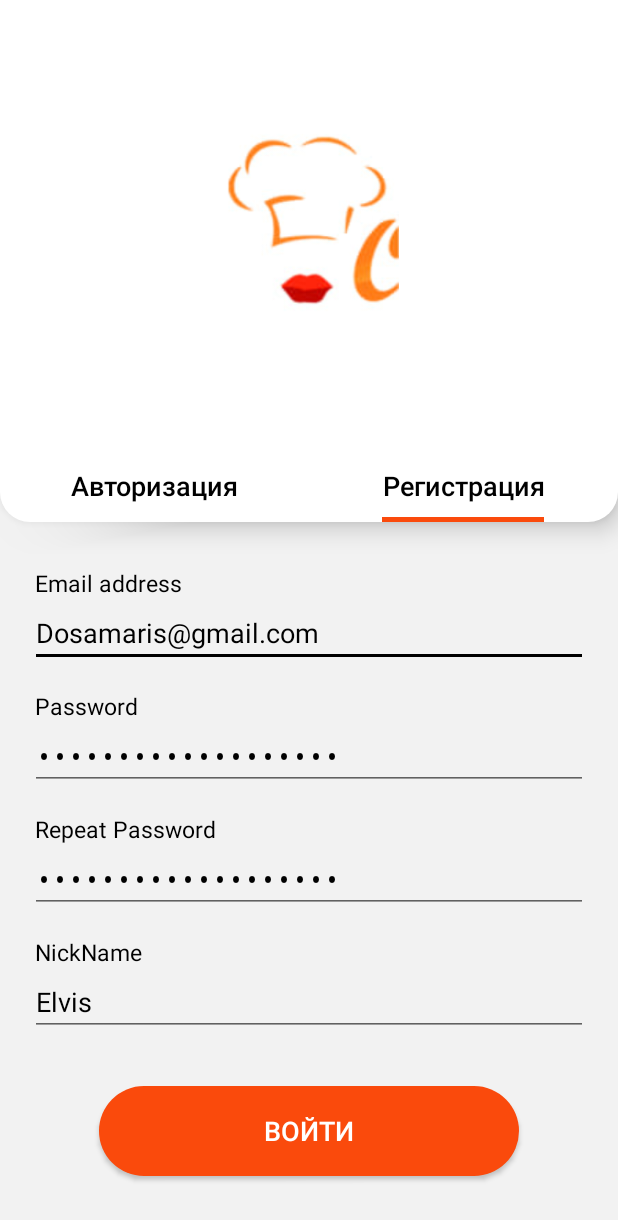
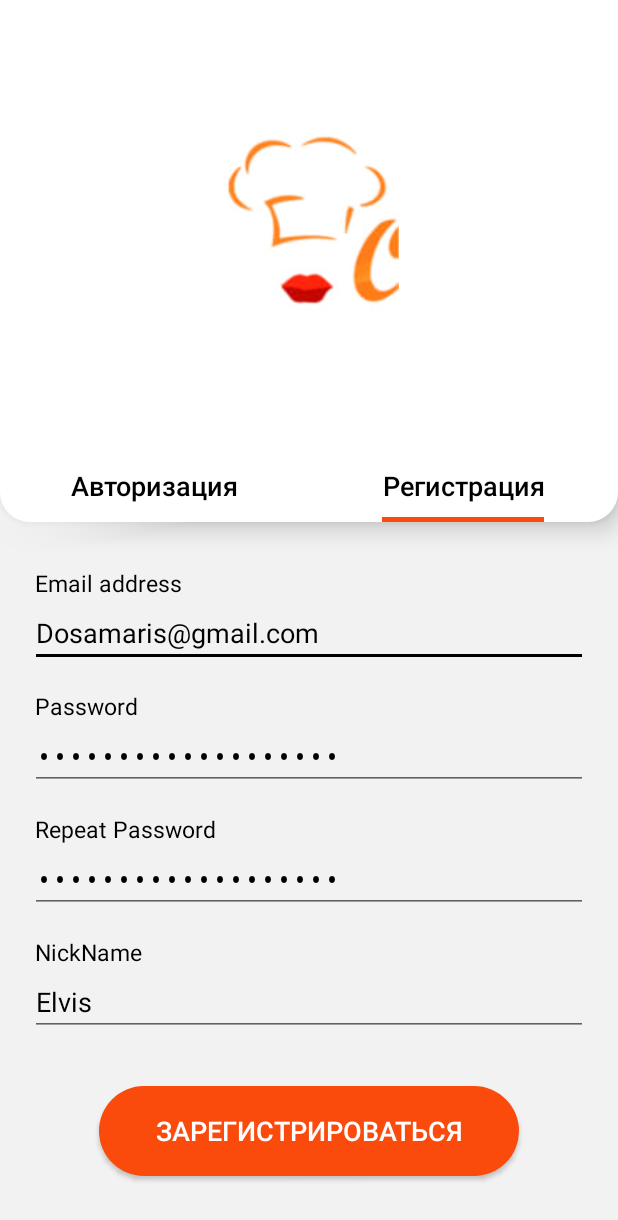
Before and after one commit to NikitaTropin3536/FoodDelieveryApp, an Android app: the screen it shows after launch (EnterActivity), tab 2 chosen, on a phone screen of 412 x 824 dp. Shown: the top 1220 px of the screen. Run offline under Robolectric (Android 15) with nearby library versions, the phone set to English and light mode, and no system bars.

Commit message:
It is FoodDelieveryApp

```diff
--- a/app/src/main/res/layout/fragment_registration.xml
+++ b/app/src/main/res/layout/fragment_registration.xml
@@ -51,5 +51,5 @@
         android:id="@+id/button_enter"
         android:layout_height="100dp"
         android:layout_gravity="center"
-        android:text="Войти" />
+        android:text="Зарегистрироваться" />
 </LinearLayout>
```
